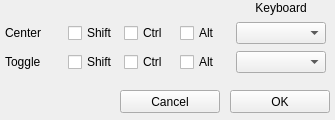
First picture: the form in facetracknoir/ftnoir_keyboardshortcuts.ui, repository opentrack/opentrack, before the edit.
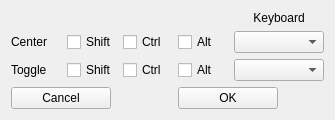
Second picture: the form after the edit. Icons and pictures are not drawn.

Commit message: ui: fix tab order

```diff
--- a/facetracknoir/ftnoir_keyboardshortcuts.ui
+++ b/facetracknoir/ftnoir_keyboardshortcuts.ui
@@ -29,77 +29,6 @@
   <property name="autoFillBackground">
    <bool>false</bool>
   </property>
-  <widget class="QPushButton" name="btnCancel">
-   <property name="geometry">
-    <rect>
-     <x>120</x>
-     <y>90</y>
-     <width>100</width>
-     <height>23</height>
-    </rect>
-   </property>
-   <property name="sizePolicy">
-    <sizepolicy hsizetype="Preferred" vsizetype="Fixed">
-     <horstretch>0</horstretch>
-     <verstretch>0</verstretch>
-    </sizepolicy>
-   </property>
-   <property name="minimumSize">
-    <size>
-     <width>100</width>
-     <height>0</height>
-    </size>
-   </property>
-   <property name="maximumSize">
-    <size>
-     <width>100</width>
-     <height>16777215</height>
-    </size>
-   </property>
-   <property name="text">
-    <string>Cancel</string>
-   </property>
-  </widget>
-  <widget class="QPushButton" name="btnOK">
-   <property name="geometry">
-    <rect>
-     <x>230</x>
-     <y>90</y>
-     <width>100</width>
-     <height>23</height>
-    </rect>
-   </property>
-   <property name="sizePolicy">
-    <sizepolicy hsizetype="Preferred" vsizetype="Fixed">
-     <horstretch>0</horstretch>
-     <verstretch>0</verstretch>
-    </sizepolicy>
-   </property>
-   <property name="minimumSize">
-    <size>
-     <width>100</width>
-     <height>0</height>
-    </size>
-   </property>
-   <property name="maximumSize">
-    <size>
-     <width>100</width>
-     <height>16777215</height>
-    </size>
-   </property>
-   <property name="text">
-    <string>OK</string>
-   </property>
-  </widget>
-  <widget class="QWidget" name="layoutWidget">
-   <property name="geometry">
-    <rect>
-     <x>5</x>
-     <y>0</y>
-     <width>321</width>
-     <height>75</height>
-    </rect>
-   </property>
    <layout class="QGridLayout" name="gridLayout">
     <item row="0" column="4">
      <widget class="QLabel" name="textLabel2_4">
@@ -262,8 +191,57 @@
       </property>
      </widget>
     </item>
-   </layout>
-  </widget>
+   <item row="3" column="0" colspan="2">
+    <widget class="QPushButton" name="btnCancel">
+     <property name="sizePolicy">
+      <sizepolicy hsizetype="Preferred" vsizetype="Fixed">
+       <horstretch>0</horstretch>
+       <verstretch>0</verstretch>
+      </sizepolicy>
+     </property>
+     <property name="minimumSize">
+      <size>
+       <width>100</width>
+       <height>0</height>
+      </size>
+     </property>
+     <property name="maximumSize">
+      <size>
+       <width>100</width>
+       <height>16777215</height>
+      </size>
+     </property>
+     <property name="text">
+      <string>Cancel</string>
+     </property>
+    </widget>
+   </item>
+   <item row="3" column="3" colspan="2">
+    <widget class="QPushButton" name="btnOK">
+     <property name="sizePolicy">
+      <sizepolicy hsizetype="Preferred" vsizetype="Fixed">
+       <horstretch>0</horstretch>
+       <verstretch>0</verstretch>
+      </sizepolicy>
+     </property>
+     <property name="minimumSize">
+      <size>
+       <width>100</width>
+       <height>0</height>
+      </size>
+     </property>
+     <property name="maximumSize">
+      <size>
+       <width>100</width>
+       <height>16777215</height>
+      </size>
+     </property>
+     <property name="text">
+      <string>OK</string>
+     </property>
+    </widget>
+   </item>
+  </layout>
  </widget>
  <resources/>
  <connections/>
```
Lines whose indentation alone changed are shown as unchanged. The commit also changes 3 other files.
